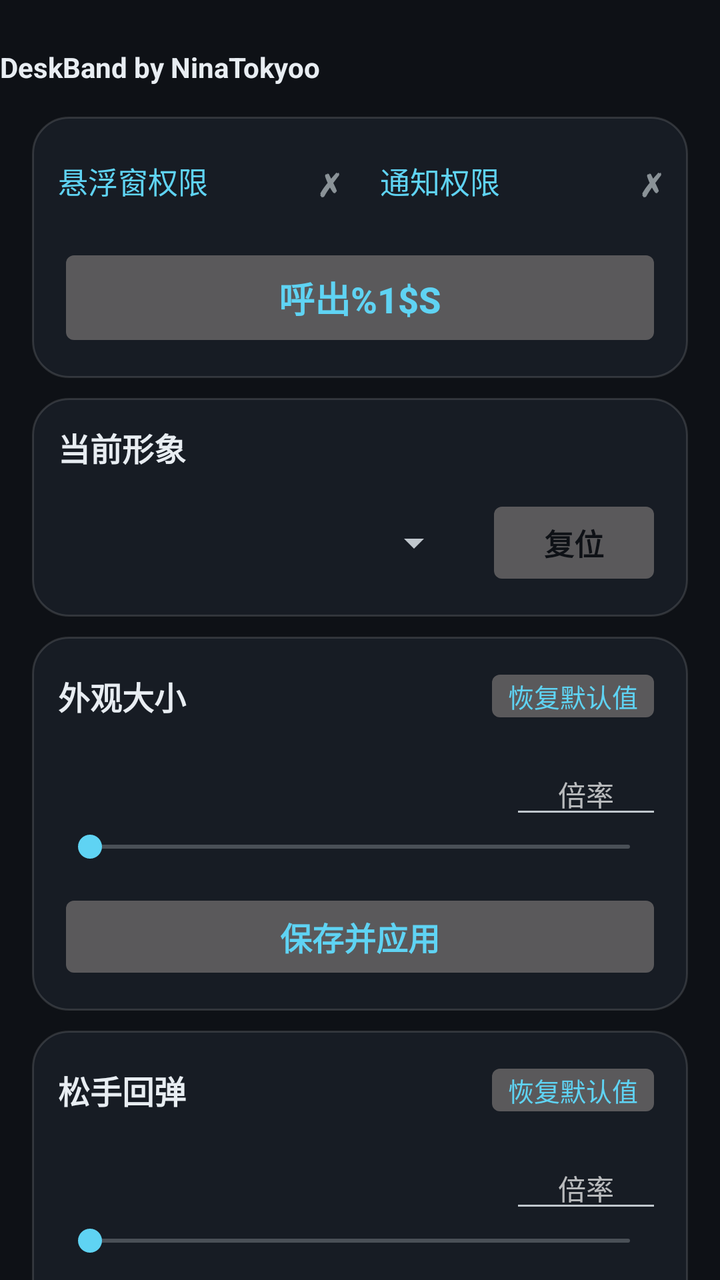
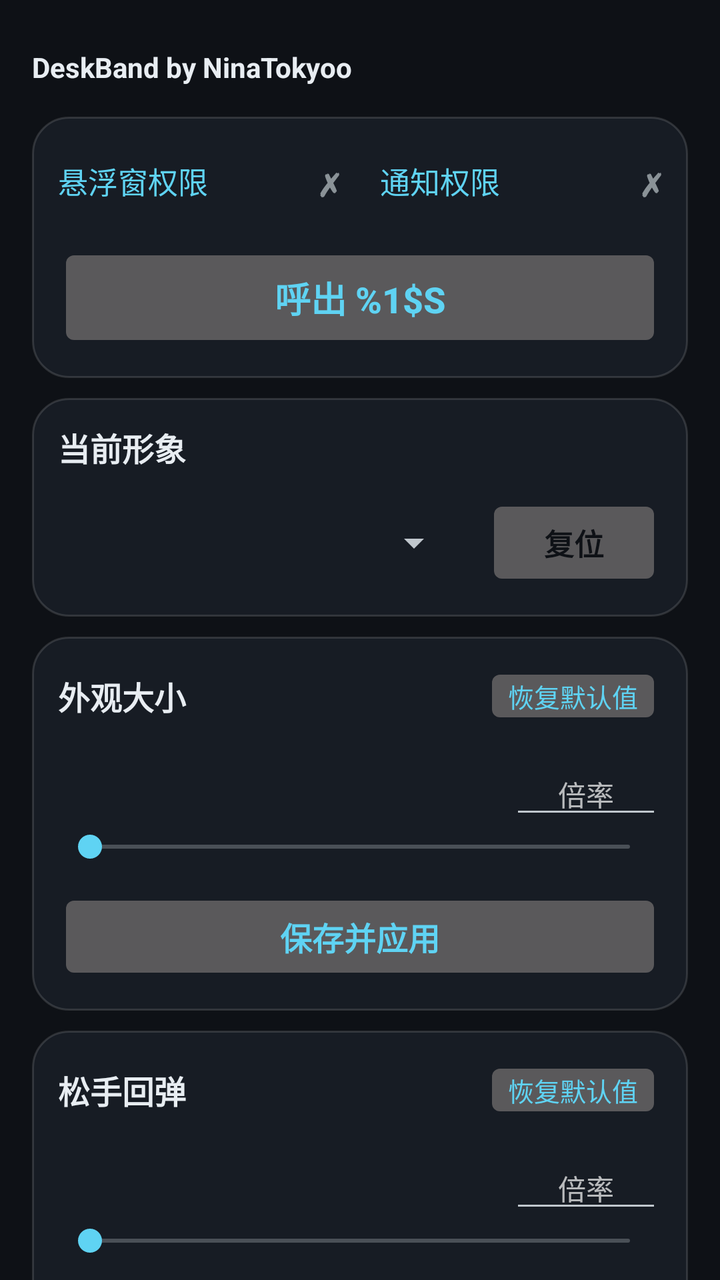

Screens rendered from an Android XML layout before and after an edit, with the pre-edit source and the edit as a unified diff.
<!-- AndroidManifest.xml: application theme AppTheme -->
<!-- res/layout/activity_main.xml -->
<?xml version="1.0" encoding="utf-8"?>
<ScrollView xmlns:android="http://schemas.android.com/apk/res/android"
    android:id="@+id/root"
    android:layout_width="match_parent"
    android:layout_height="match_parent"
    android:fillViewport="true"
    android:focusableInTouchMode="true"
    android:background="@color/bg"
    android:scrollbars="none">

    <LinearLayout
        android:layout_width="match_parent"
        android:layout_height="wrap_content"
        android:orientation="vertical"
        android:paddingTop="8dp"
        android:paddingBottom="28dp">

        
        <TextView
            android:id="@+id/txtTitle"
            android:layout_width="match_parent"
            android:layout_height="wrap_content"
            android:layout_marginTop="18dp"
            android:layout_marginBottom="6dp"
            android:maxLines="1"
            android:includeFontPadding="false"
            android:text="@string/ui_title"
            android:textColor="@color/text_primary"
            android:textStyle="bold" />

        
        <LinearLayout style="@style/Card" android:tag="card" android:layout_marginStart="16dp" android:layout_marginEnd="16dp">

            
            <LinearLayout
                android:layout_width="match_parent"
                android:layout_height="wrap_content"
                android:orientation="horizontal"
                android:baselineAligned="false">

                <LinearLayout
                    android:id="@+id/rowOverlay"
                    android:layout_width="0dp"
                    android:layout_height="wrap_content"
                    android:layout_weight="1"
                    android:orientation="horizontal"
                    android:gravity="center_vertical"
                    android:background="?android:attr/selectableItemBackground"
                    android:paddingTop="8dp"
                    android:paddingBottom="8dp">

                    <TextView
                        android:id="@+id/txtPermOverlay"
                        android:layout_width="0dp"
                        android:layout_height="wrap_content"
                        android:layout_weight="1"
                        android:maxLines="1"
                        android:ellipsize="end"
                        android:text="@string/perm_overlay"
                        android:textColor="@color/accent"
                        android:textSize="15sp" />

                    <TextView
                        android:id="@+id/markOverlay"
                        android:layout_width="wrap_content"
                        android:layout_height="wrap_content"
                        android:layout_marginStart="6dp"
                        android:textSize="16sp"
                        android:textStyle="bold"
                        android:text="@string/perm_missing_mark" />
                </LinearLayout>

                <LinearLayout
                    android:id="@+id/rowNotify"
                    android:layout_width="0dp"
                    android:layout_height="wrap_content"
                    android:layout_weight="1"
                    android:layout_marginStart="20dp"
                    android:orientation="horizontal"
                    android:gravity="center_vertical"
                    android:background="?android:attr/selectableItemBackground"
                    android:paddingTop="8dp"
                    android:paddingBottom="8dp">

                    <TextView
                        android:id="@+id/txtPermNotify"
                        android:layout_width="0dp"
                        android:layout_height="wrap_content"
                        android:layout_weight="1"
                        android:maxLines="1"
                        android:ellipsize="end"
                        android:text="@string/perm_notify"
                        android:textColor="@color/accent"
                        android:textSize="15sp" />

                    <TextView
                        android:id="@+id/markNotify"
                        android:layout_width="wrap_content"
                        android:layout_height="wrap_content"
                        android:layout_marginStart="6dp"
                        android:textSize="16sp"
                        android:textStyle="bold"
                        android:text="@string/perm_missing_mark" />
                </LinearLayout>
            </LinearLayout>

            
            <Button
                android:id="@+id/btnToggle"
                style="@style/BigButton"
                android:layout_marginTop="12dp"
                android:maxLines="1"
                android:ellipsize="end"
                android:autoSizeTextType="uniform"
                android:autoSizeMinTextSize="11sp"
                android:autoSizeMaxTextSize="19sp"
                android:text="@string/btn_summon" />
        </LinearLayout>

        
        <LinearLayout style="@style/Card" android:tag="card" android:layout_marginStart="16dp" android:layout_marginEnd="16dp">

            <TextView
                style="@style/CardTitle"
                android:text="@string/section_skin" />

            <LinearLayout
                android:layout_width="match_parent"
                android:layout_height="wrap_content"
                android:layout_marginTop="12dp"
                android:orientation="horizontal"
                android:gravity="center_vertical">

                <Spinner
                    android:id="@+id/spinnerSkin"
                    android:layout_width="0dp"
                    android:layout_height="wrap_content"
                    android:layout_weight="1" />

                <Button
                    android:id="@+id/btnReset"
                    android:layout_width="wrap_content"
                    android:layout_height="wrap_content"
                    android:layout_marginStart="12dp"
                    android:paddingStart="22dp"
                    android:paddingEnd="22dp"
                    android:paddingTop="10dp"
                    android:paddingBottom="10dp"
                    android:textSize="15sp"
                    android:textStyle="bold"
                    android:textColor="@color/on_accent"
                    android:stateListAnimator="@null"
                    android:text="@string/btn_reset" />
            </LinearLayout>
        </LinearLayout>

        
        <LinearLayout style="@style/Card" android:tag="card" android:layout_marginStart="16dp" android:layout_marginEnd="16dp">

            <LinearLayout style="@style/CardTitleRow">

                <TextView
                    style="@style/CardTitle"
                    android:layout_width="0dp"
                    android:layout_weight="1"
                    android:text="@string/section_look" />

                <Button
                    android:id="@+id/btnResetSize"
                    style="@style/CardAction"
                    android:text="@string/restore_default" />
            </LinearLayout>

            
            <LinearLayout
                android:layout_width="match_parent"
                android:layout_height="wrap_content"
                android:layout_marginTop="12dp"
                android:orientation="horizontal"
                android:gravity="center_vertical">

                <TextView
                    android:id="@+id/txtSize"
                    android:layout_width="0dp"
                    android:layout_height="wrap_content"
                    android:layout_weight="1"
                    android:maxLines="1"
                    android:ellipsize="end"
                    android:textColor="@color/text_secondary"
                    android:textSize="13sp" />

                <EditText
                    android:id="@+id/editSize"
                    android:layout_width="76dp"
                    android:layout_height="wrap_content"
                    android:layout_marginStart="10dp"
                    android:inputType="numberDecimal"
                    android:imeOptions="actionDone"
                    android:maxLength="5"
                    android:textSize="14sp"
                    android:gravity="center"
                    android:hint="@string/size_input" />
            </LinearLayout>

            <SeekBar
                android:id="@+id/seekSize"
                android:layout_width="match_parent"
                android:layout_height="wrap_content" />

            <Button
                android:id="@+id/btnSaveSize"
                style="@style/PrimaryButton"
                android:text="@string/save_apply" />
        </LinearLayout>

        
        <LinearLayout style="@style/Card" android:tag="card" android:layout_marginStart="16dp" android:layout_marginEnd="16dp">

            <LinearLayout style="@style/CardTitleRow">

                <TextView
                    style="@style/CardTitle"
                    android:layout_width="0dp"
                    android:layout_weight="1"
                    android:text="@string/section_bounce" />

                <Button
                    android:id="@+id/btnResetBounce"
                    style="@style/CardAction"
                    android:text="@string/restore_default" />
            </LinearLayout>

            
            <LinearLayout
                android:layout_width="match_parent"
                android:layout_height="wrap_content"
                android:layout_marginTop="12dp"
                android:orientation="horizontal"
                android:gravity="center_vertical">

                <TextView
                    android:id="@+id/txtBounceAmp"
                    android:layout_width="0dp"
                    android:layout_height="wrap_content"
                    android:layout_weight="1"
                    android:maxLines="1"
                    android:ellipsize="end"
                    android:textColor="@color/text_secondary"
                    android:textSize="13sp" />

                <EditText
                    android:id="@+id/editBounceAmp"
                    android:layout_width="76dp"
                    android:layout_height="wrap_content"
                    android:layout_marginStart="10dp"
                    android:inputType="numberDecimal"
                    android:imeOptions="actionDone"
                    android:maxLength="5"
                    android:textSize="14sp"
                    android:gravity="center"
                    android:hint="@string/bounce_amp_input" />
            </LinearLayout>

            <SeekBar
                android:id="@+id/seekBounceAmp"
                android:layout_width="match_parent"
                android:layout_height="wrap_content" />

            
            <LinearLayout
                android:layout_width="match_parent"
                android:layout_height="wrap_content"
                android:layout_marginTop="8dp"
                android:orientation="horizontal"
                android:gravity="center_vertical">

                <TextView
                    android:id="@+id/txtBounceMs"
                    android:layout_width="0dp"
                    android:layout_height="wrap_content"
                    android:layout_weight="1"
                    android:maxLines="1"
                    android:ellipsize="end"
                    android:textColor="@color/text_secondary"
                    android:textSize="13sp" />

                <EditText
                    android:id="@+id/editBounceMs"
                    android:layout_width="76dp"
                    android:layout_height="wrap_content"
                    android:layout_marginStart="10dp"
                    android:inputType="numberDecimal"
                    android:imeOptions="actionDone"
                    android:maxLength="5"
                    android:textSize="14sp"
                    android:gravity="center"
                    android:hint="@string/bounce_ms_input" />
            </LinearLayout>

            <SeekBar
                android:id="@+id/seekBounceMs"
                android:layout_width="match_parent"
                android:layout_height="wrap_content" />

            <Button
                android:id="@+id/btnSaveBounce"
                style="@style/PrimaryButton"
                android:text="@string/save_apply" />
        </LinearLayout>

        
        <LinearLayout style="@style/Card" android:tag="card" android:layout_marginStart="16dp" android:layout_marginEnd="16dp">

            <TextView
                style="@style/CardTitle"
                android:text="@string/section_notify" />

            <EditText
                android:id="@+id/editNotify"
                android:layout_width="match_parent"
                android:layout_height="wrap_content"
                android:layout_marginTop="12dp"
                android:inputType="text"
                android:imeOptions="actionDone"
                android:maxLength="40"
                android:maxLines="2"
                android:textSize="15sp"
                android:hint="@string/notify_input" />

            <TextView
                android:id="@+id/txtNotifyCount"
                android:layout_width="match_parent"
                android:layout_height="wrap_content"
                android:layout_marginTop="4dp"
                android:textColor="@color/text_secondary"
                android:textSize="12sp" />

            <Button
                android:id="@+id/btnSaveNotify"
                style="@style/PrimaryButton"
                android:layout_marginTop="10dp"
                android:text="@string/save_apply" />
        </LinearLayout>

        <TextView
            style="@style/StatusLine"
            android:layout_marginTop="18dp"
            android:layout_marginStart="16dp"
            android:layout_marginEnd="16dp"
            android:text="@string/tip" />
    </LinearLayout>
</ScrollView>
<!-- resources referenced by this layout -->
<resources>
  <color name="accent">#5FD3F3</color>
  <color name="bg">#0E1116</color>
  <color name="on_accent">#0E1116</color>
  <color name="text_primary">#E8EDF2</color>
  <color name="text_secondary">#93A1B0</color>
  <string name="bounce_amp_input">倍率</string>
  <string name="bounce_ms_input">倍率</string>
  <string name="btn_reset">复位</string>
  <string name="btn_summon">呼出%1$s</string>
  <string name="notify_input">留空使用默认文案</string>
  <string name="perm_missing_mark">✗</string>
  <string name="perm_notify">通知权限</string>
  <string name="perm_overlay">悬浮窗权限</string>
  <string name="restore_default">恢复默认值</string>
  <string name="save_apply">保存并应用</string>
  <string name="section_bounce">松手回弹</string>
  <string name="section_look">外观大小</string>
  <string name="section_notify">通知栏内容</string>
  <string name="section_skin">当前形象</string>
  <string name="size_input">倍率</string>
  <string name="tip">小提示：\n· 点一下 → 它会先压扁再弹起（方向跟着头的朝向）\n· 按住拖动 → 严格跟手，松手吸附到最近的角或边框\n· 贴侧边 → 自动旋转躺倒，头朝屏幕内侧\n· 拖过屏幕中线 → 立刻镜像翻个身\n· 桌面上的它不能改设置，只能点、只能拖</string>
  <string name="ui_title">DeskBand by NinaTokyoo</string>
  <style name="BigButton" parent="PrimaryButton">
          <item name="android:textSize">18sp</item>
          <item name="android:paddingTop">14dp</item>
          <item name="android:paddingBottom">14dp</item>
          <item name="android:layout_marginTop">12dp</item>
      </style>
  <style name="Card">
          <item name="android:layout_width">match_parent</item>
          <item name="android:layout_height">wrap_content</item>
          <item name="android:orientation">vertical</item>
          <item name="android:background">@drawable/card_bg</item>
          <item name="android:padding">13dp</item>
          <item name="android:layout_marginTop">10dp</item>
      </style>
  <style name="CardTitle">
          <item name="android:layout_width">wrap_content</item>
          <item name="android:layout_height">wrap_content</item>
          <item name="android:textColor">@color/text_primary</item>
          <item name="android:textSize">16sp</item>
          <item name="android:textStyle">bold</item>
      </style>
  <style name="CardTitleRow">
          <item name="android:layout_width">match_parent</item>
          <item name="android:layout_height">wrap_content</item>
          <item name="android:orientation">horizontal</item>
          <item name="android:gravity">center_vertical</item>
      </style>
  <style name="StatusLine">
          <item name="android:layout_width">match_parent</item>
          <item name="android:layout_height">wrap_content</item>
          <item name="android:textColor">@color/text_secondary</item>
          <item name="android:textSize">14sp</item>
          <item name="android:layout_marginTop">10dp</item>
          <item name="android:lineSpacingExtra">3dp</item>
      </style>
  <style name="AppTheme" parent="@android:style/Theme.DeviceDefault.NoActionBar">
          <item name="android:windowBackground">@color/bg</item>
          <item name="android:colorAccent">@color/accent</item>
          <item name="android:statusBarColor">@android:color/transparent</item>
          <item name="android:navigationBarColor">@android:color/transparent</item>
          <item name="android:windowLightStatusBar">false</item>
      </style>
  <!-- drawable card_bg (drawable) -->
  <?xml version="1.0" encoding="utf-8"?>
  <shape xmlns:android="http://schemas.android.com/apk/res/android"
      android:shape="rectangle">
      <solid android:color="@color/card" />
      <corners android:radius="18dp" />
      <stroke android:width="1dp" android:color="@color/card_stroke" />
  </shape>
  <color name="card">#171C24</color>
  <color name="card_stroke">#22FFFFFF</color>
  <!-- unchanged entries left out for length: 2 -->
</resources>

<!-- the commit's change to res/layout/activity_main.xml (unified diff, before → after) -->
@@ -20,6 +20,8 @@
             android:id="@+id/txtTitle"
             android:layout_width="match_parent"
             android:layout_height="wrap_content"
+            android:layout_marginStart="16dp"
+            android:layout_marginEnd="16dp"
             android:layout_marginTop="18dp"
             android:layout_marginBottom="6dp"
             android:maxLines="1"
@@ -111,9 +113,6 @@
                 android:layout_marginTop="12dp"
                 android:maxLines="1"
                 android:ellipsize="end"
-                android:autoSizeTextType="uniform"
-                android:autoSizeMinTextSize="11sp"
-                android:autoSizeMaxTextSize="19sp"
                 android:text="@string/btn_summon" />
         </LinearLayout>
 
<!-- resource entries referenced after the edit -->
@@ -8,7 +8,7 @@
   <string name="bounce_amp_input">倍率</string>
   <string name="bounce_ms_input">倍率</string>
   <string name="btn_reset">复位</string>
-  <string name="btn_summon">呼出%1$s</string>
+  <string name="btn_summon">呼出 %1$s</string>
   <string name="notify_input">留空使用默认文案</string>
   <string name="perm_missing_mark">✗</string>
   <string name="perm_notify">通知权限</string>
